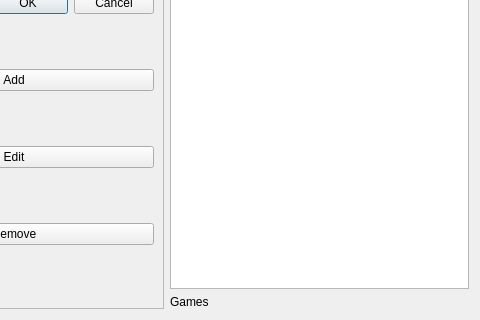
This is managegamemenu.ui in dartbois/DartsTheEndIsNigh as Qt 5 draws it before an edit; both pictures show x 147 to 627 and y 233 to 553 of the 627 by 553 pixel window. The edited form follows.
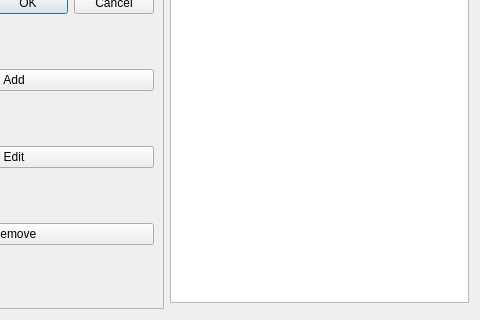
This is the edited form.

```diff
--- a/managegamemenu.ui
+++ b/managegamemenu.ui
@@ -95,22 +95,6 @@
      </property>
     </widget>
    </item>
-   <item row="1" column="1">
-    <widget class="QLabel" name="label_2">
-     <property name="minimumSize">
-      <size>
-       <width>0</width>
-       <height>0</height>
-      </size>
-     </property>
-     <property name="cursor">
-      <cursorShape>WaitCursor</cursorShape>
-     </property>
-     <property name="text">
-      <string>Games</string>
-     </property>
-    </widget>
-   </item>
   </layout>
  </widget>
  <resources/>
```
